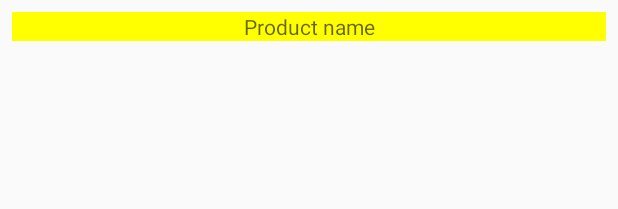
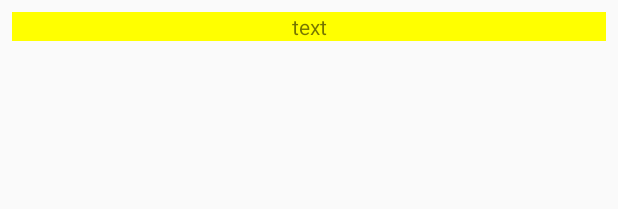
Before and after one commit to Naftali-K/2020_03_11_HW_ShopingList, an Android app: the layout product.xml on its own in the app's theme, with its tools: preview values and no code run, on a phone screen of 412 x 824 dp. Shown: the top 209 px of the screen. Run offline under Robolectric (Android 15) with nearby library versions, the phone set to English and light mode, and no system bars.

Commit message:
* MainActivity   - Testing test code to comments, for follow in the future
 * product.xml - changed size height

```diff
--- a/app/src/main/res/layout/product.xml
+++ b/app/src/main/res/layout/product.xml
@@ -1,7 +1,7 @@
 <?xml version="1.0" encoding="utf-8"?>
 <androidx.constraintlayout.widget.ConstraintLayout xmlns:android="http://schemas.android.com/apk/res/android"
     android:layout_width="match_parent"
-    android:layout_height="match_parent"
+    android:layout_height="wrap_content"
     xmlns:app="http://schemas.android.com/apk/res-auto"
     android:padding="8dp">
 
@@ -12,7 +12,8 @@
         app:layout_constraintTop_toTopOf="parent"
         android:gravity="center"
         android:background="#FF0"
-        android:hint="Product name"/>
+        android:hint="Product name"
+        android:text="text"/>
 
 
 </androidx.constraintlayout.widget.ConstraintLayout>
```
Also changed, not shown: app/src/main/java/com/example/shopinglist/MainActivity.java (+5 -4 lines).
